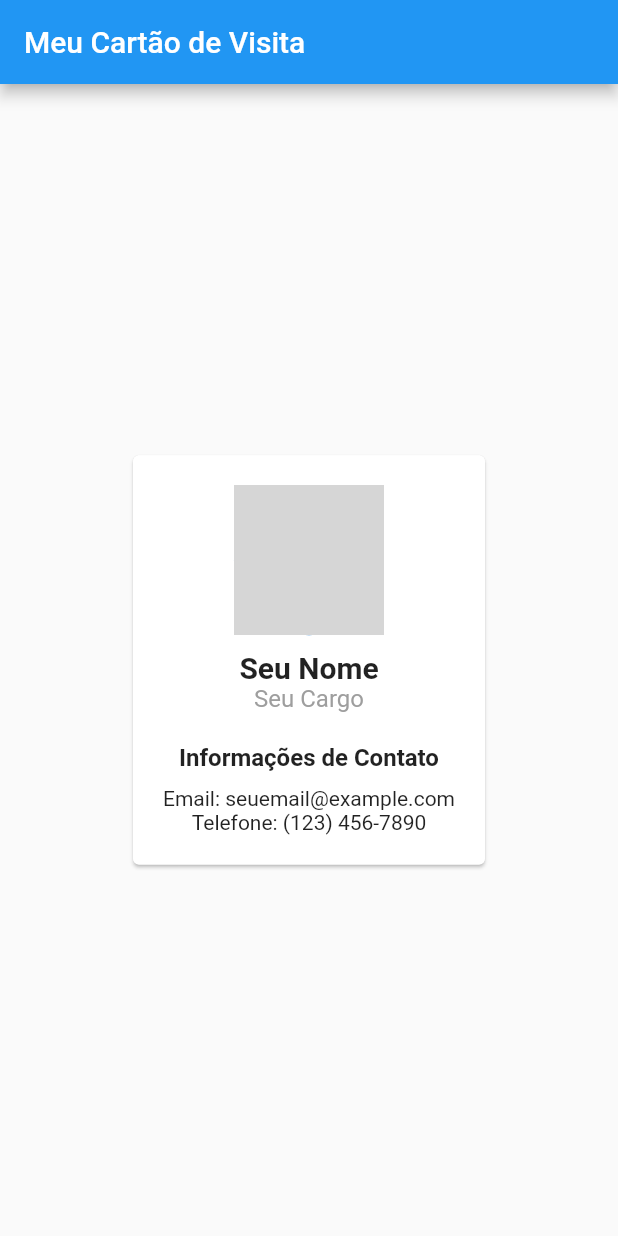
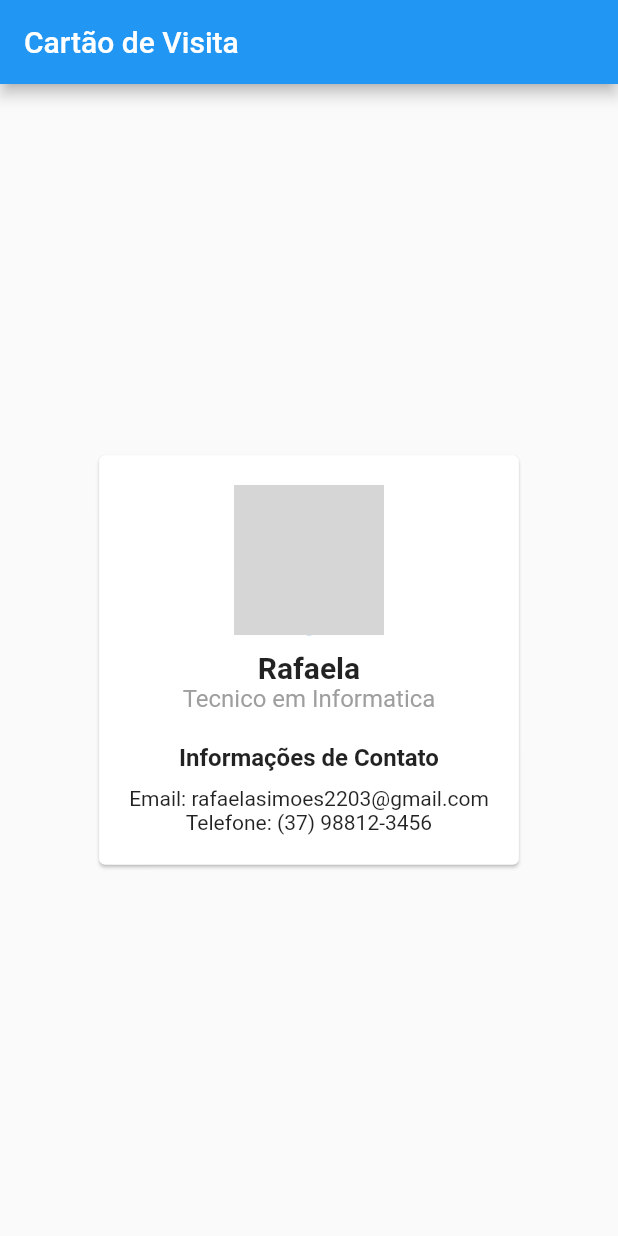
Before and after one commit to rafa-simoes22/cartao_visita, a Flutter app: the screen it shows after launch, on a phone screen of 412 x 824 dp. Run offline on Flutter 3.47's test engine with Material 2 defaults, Android fonts, the phone set to English and light mode, and no system bars; grey boxes are pictures that could not be loaded.

Commit message:
alteração 01

```diff
--- a/lib/main.dart
+++ b/lib/main.dart
@@ -18,7 +18,7 @@ class CardPage extends StatelessWidget {
   Widget build(BuildContext context) {
     return Scaffold(
       appBar: AppBar(
-        title: Text('Meu Cartão de Visita'),
+        title: Text('Cartão de Visita'),
       ),
       body: Center(
         child: Card(
@@ -34,11 +34,11 @@ class CardPage extends StatelessWidget {
                 ),
                 SizedBox(height: 10.0),
                 Text(
-                  'Seu Nome',
+                  'Rafaela',
                   style: TextStyle(fontSize: 20.0, fontWeight: FontWeight.bold),
                 ),
                 Text(
-                  'Seu Cargo',
+                  'Tecnico em Informatica',
                   style: TextStyle(fontSize: 16.0, color: Colors.grey),
                 ),
                 SizedBox(height: 20.0),
@@ -48,11 +48,11 @@ class CardPage extends StatelessWidget {
                 ),
                 SizedBox(height: 10.0),
                 Text(
-                  'Email: seuemail@example.com',
+                  'Email: rafaelasimoes2203@gmail.com',
                   style: TextStyle(fontSize: 14.0),
                 ),
                 Text(
-                  'Telefone: (123) 456-7890',
+                  'Telefone: (37) 98812-3456',
                   style: TextStyle(fontSize: 14.0),
                 ),
               ],
--- a/pubspec.yaml
+++ b/pubspec.yaml
@@ -30,6 +30,7 @@ environment:
 dependencies:
   flutter:
     sdk: flutter
+
 
 
   # The following adds the Cupertino Icons font to your application.
```
